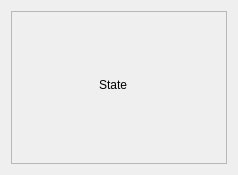
Above: taurus-gui/widgets/ui/stateList.ui from srgblnch/TangoDeviceWatchdog before the change. Below: the same form after it.
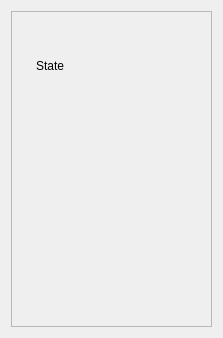
That is the form after the change. Custom widgets are drawn as their Qt base class.

Commit message: avoid the use of the table widget and build our own widget to show an string array attribute.

```diff
--- a/taurus-gui/widgets/ui/stateList.ui
+++ b/taurus-gui/widgets/ui/stateList.ui
@@ -6,8 +6,8 @@
    <rect>
     <x>0</x>
     <y>0</y>
-    <width>238</width>
-    <height>175</height>
+    <width>223</width>
+    <height>338</height>
    </rect>
   </property>
   <property name="windowTitle">
@@ -25,7 +25,7 @@
         <x>0</x>
         <y>0</y>
         <width>209</width>
-        <height>201</height>
+        <height>324</height>
        </rect>
       </property>
       <layout class="QGridLayout" name="gridLayout_3">
@@ -55,7 +55,14 @@
           </widget>
          </item>
          <item row="1" column="0" colspan="2">
-          <widget class="TaurusValuesTable" name="devList"/>
+          <widget class="StringArrayWidget" name="devList">
+           <property name="minimumSize">
+            <size>
+             <width>150</width>
+             <height>200</height>
+            </size>
+           </property>
+          </widget>
          </item>
         </layout>
        </item>
@@ -117,9 +124,9 @@
    <header>taurus.qt.qtgui.display</header>
   </customwidget>
   <customwidget>
-   <class>TaurusValuesTable</class>
+   <class>StringArrayWidget</class>
    <extends>TaurusWidget</extends>
-   <header>taurus.qt.qtgui.table</header>
+   <header>widgets.strArray</header>
    <container>1</container>
   </customwidget>
  </customwidgets>
```
The commit also changes 6 other files.
